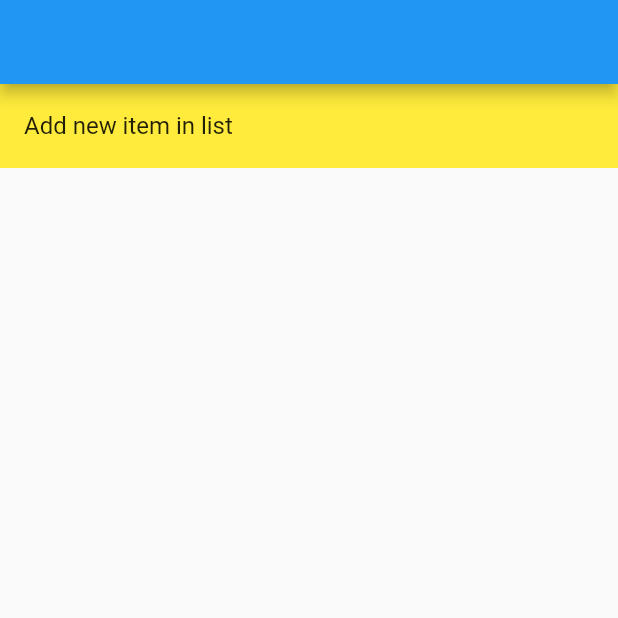
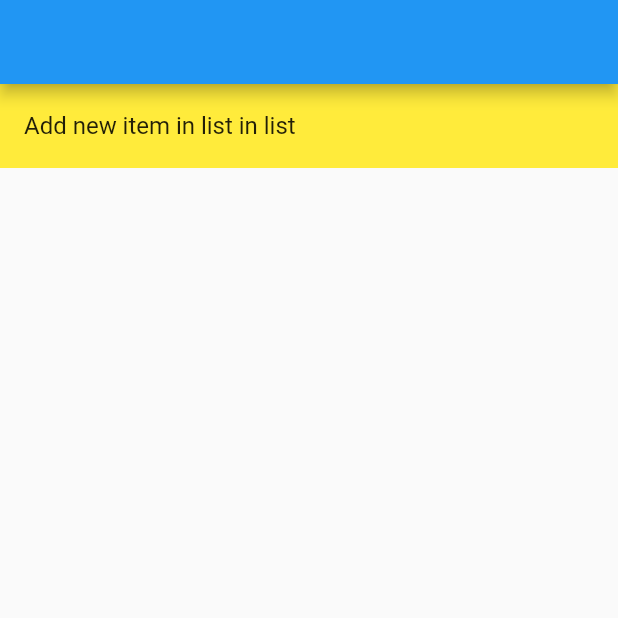
Before and after one commit to akshay-rirev/fluttercicd, a Flutter app: the screen it shows after launch, on a phone screen of 412 x 824 dp, the top half of it. Run offline on Flutter 3.47's test engine with Material 2 defaults, Android fonts, the phone set to English and light mode, and no system bars.

Commit message:
Added CI workflow

```diff
--- a/lib/main.dart
+++ b/lib/main.dart
@@ -40,7 +40,7 @@ class _MyHomePageState extends State<MyHomePage> {
             color: Colors.yellow,
             child: ListTile(
               key: ValueKey<String>('AddItem'),
-              title: Text('Add new item in list'),
+              title: Text('Add new item in list in list'),
               onTap: () {
                 setState(() {
                   items.add('My new item ${items.length}');
```
